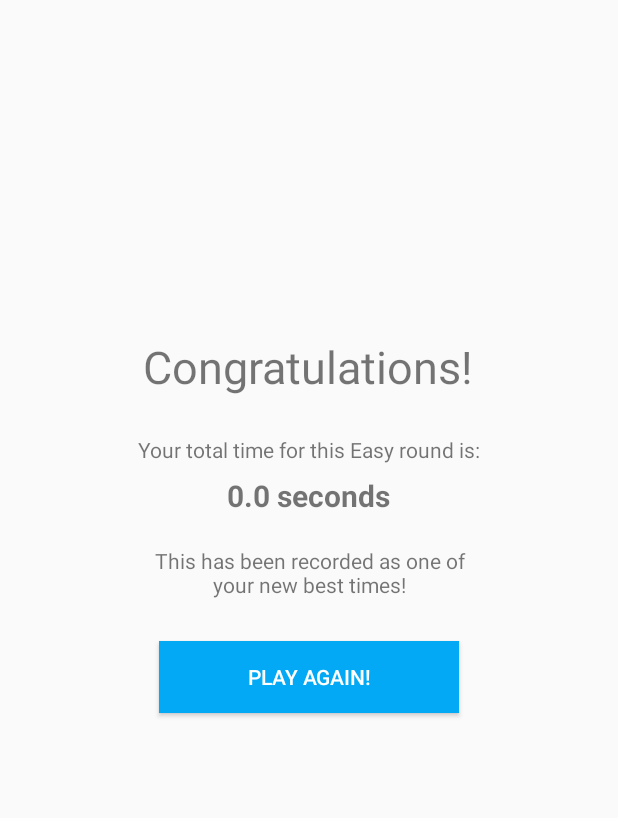
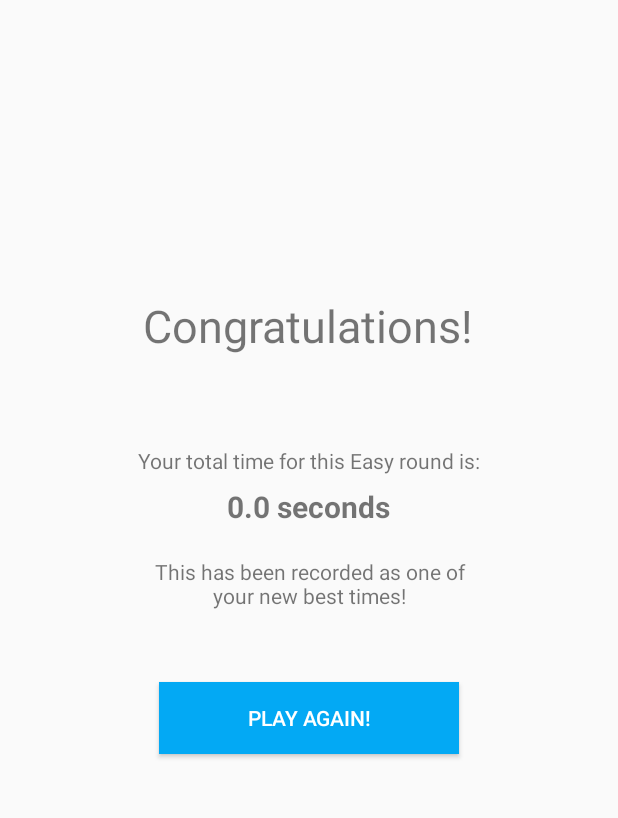
Before and after one commit to franzks-zz/GridofBits, an Android app: the GameResultActivity screen opened directly, with no data from a screen before it, on a phone screen of 412 x 824 dp, the part 150-968 px from its top. Run offline under Robolectric (Android 15) with nearby library versions, the phone set to English and light mode, and no system bars.

Commit message:
Adjusted result screen margins

```diff
--- a/app/src/main/res/layout/activity_game_result.xml
+++ b/app/src/main/res/layout/activity_game_result.xml
@@ -20,7 +20,7 @@
             android:text="@string/congratulations"
             android:textSize="30sp"
             android:id="@+id/tvCongratulations"
-            android:layout_marginBottom="25dp"/>
+            android:layout_marginBottom="60dp"/>
 
         <TextView
             android:layout_width="wrap_content"
@@ -43,7 +43,7 @@
             android:text="@string/new_best_time"
             android:gravity="center"
             android:id="@+id/tvNewBestTime"
-            android:layout_marginBottom="20dp"/>
+            android:layout_marginBottom="40dp"/>
 
         <Button style="@style/default_base_button"
             android:text="@string/play_again"
```
